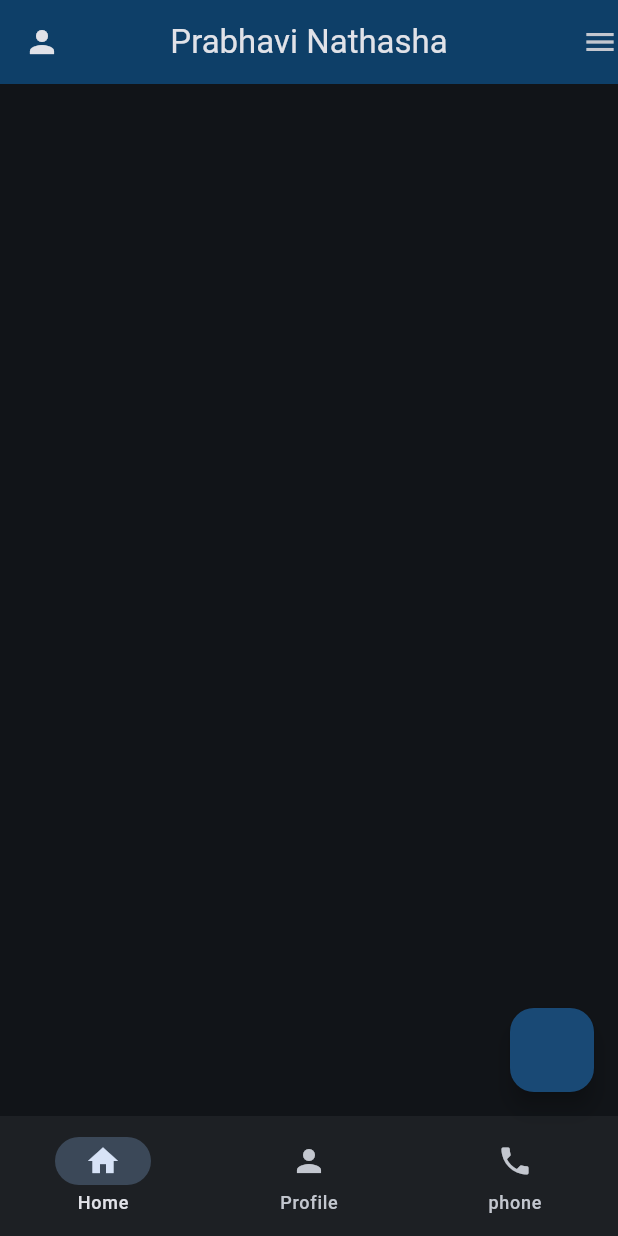
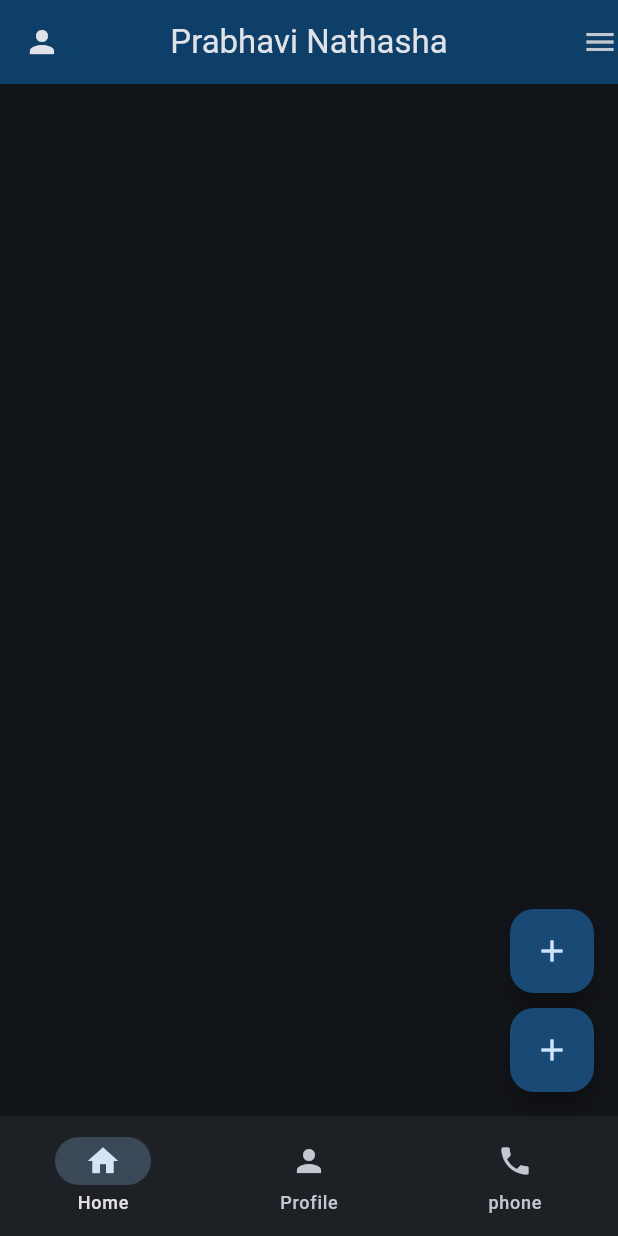
Before and after one commit to SAPNathasha/flutter_to_do_app01, a Flutter app: the screen it shows after launch, on a phone screen of 412 x 824 dp. Run offline on Flutter 3.47's test engine with Material 3 defaults, Android fonts, the phone set to English and light mode, and no system bars.

Commit message:
Create floatingActionButtons

```diff
--- a/lib/main.dart
+++ b/lib/main.dart
@@ -30,7 +30,15 @@ class MyApp extends StatelessWidget {
           actions: [Icon(Icons.menu)],
           backgroundColor: const Color.fromARGB(255, 14, 63, 104),
         ),
-        floatingActionButton: FloatingActionButton(onPressed: () {}),
+        floatingActionButton: Column(
+          mainAxisSize: MainAxisSize.min,
+          children: [
+            FloatingActionButton(onPressed: () {}, child: Icon(Icons.add)),
+            SizedBox(height: 10.0),
+            FloatingActionButton(onPressed: () {}, child: Icon(Icons.add)),
+          ],
+        ),
+
         bottomNavigationBar: NavigationBar(
           destinations: [
             NavigationDestination(icon: Icon(Icons.home), label: 'Home'),
```
